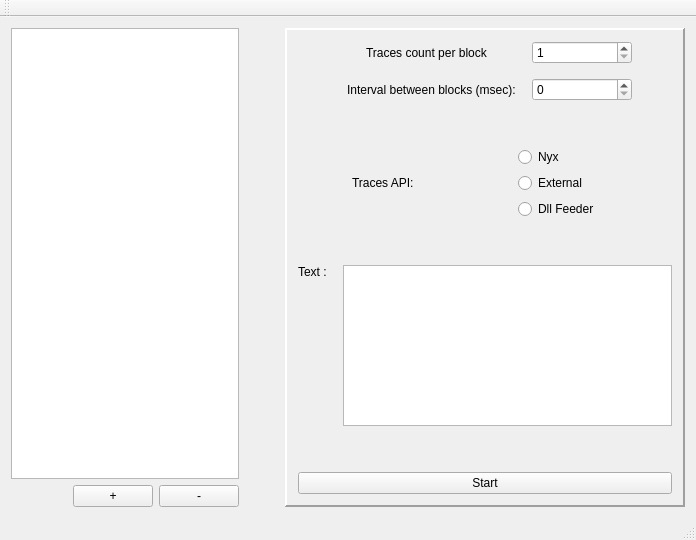
The window that TraceViewerFeeder/traceviewerfeeder.ui (cobreti/NyxTraceViewer) describes before a commit, drawn with Qt 5.
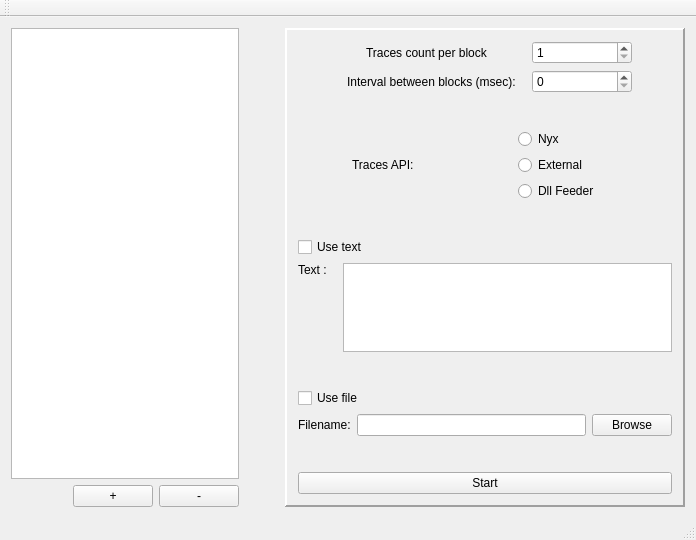
The same window after the commit.

The edit to the form file:
```diff
--- a/TraceViewerFeeder/traceviewerfeeder.ui
+++ b/TraceViewerFeeder/traceviewerfeeder.ui
@@ -301,7 +301,7 @@
                <property name="sizeHint" stdset="0">
                 <size>
                  <width>20</width>
-                 <height>40</height>
+                 <height>30</height>
                 </size>
                </property>
               </spacer>
@@ -413,11 +413,18 @@
                <property name="sizeHint" stdset="0">
                 <size>
                  <width>20</width>
-                 <height>40</height>
+                 <height>30</height>
                 </size>
                </property>
               </spacer>
              </item>
+             <item>
+              <widget class="QCheckBox" name="m_cbUseText">
+               <property name="text">
+                <string>Use text</string>
+               </property>
+              </widget>
+             </item>
              <item>
               <layout class="QHBoxLayout" name="horizontalLayout_4">
                <item>
@@ -458,6 +465,50 @@
                </item>
               </layout>
              </item>
+             <item>
+              <spacer name="verticalSpacer_5">
+               <property name="orientation">
+                <enum>Qt::Vertical</enum>
+               </property>
+               <property name="sizeType">
+                <enum>QSizePolicy::Fixed</enum>
+               </property>
+               <property name="sizeHint" stdset="0">
+                <size>
+                 <width>20</width>
+                 <height>30</height>
+                </size>
+               </property>
+              </spacer>
+             </item>
+             <item>
+              <widget class="QCheckBox" name="m_cbUseFile">
+               <property name="text">
+                <string>Use file</string>
+               </property>
+              </widget>
+             </item>
+             <item>
+              <layout class="QHBoxLayout" name="horizontalLayout_8">
+               <item>
+                <widget class="QLabel" name="label_5">
+                 <property name="text">
+                  <string>Filename:</string>
+                 </property>
+                </widget>
+               </item>
+               <item>
+                <widget class="QLineEdit" name="m_editFilename"/>
+               </item>
+               <item>
+                <widget class="QPushButton" name="m_btnBrowseFile">
+                 <property name="text">
+                  <string>Browse</string>
+                 </property>
+                </widget>
+               </item>
+              </layout>
+             </item>
              <item>
               <spacer name="verticalSpacer_3">
                <property name="orientation">
@@ -469,7 +520,7 @@
                <property name="sizeHint" stdset="0">
                 <size>
                  <width>20</width>
-                 <height>40</height>
+                 <height>30</height>
                 </size>
                </property>
               </spacer>
```
Left out of the diff: 3 changed lines with no effect on the pictures.
